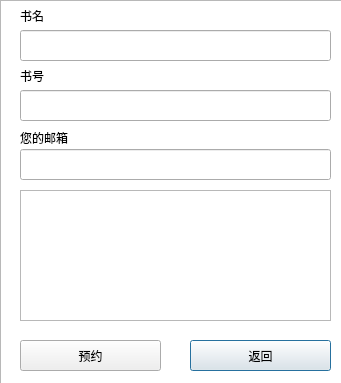
banlanzs/317LibrarySystem, file reservation.ui: the form before one commit.
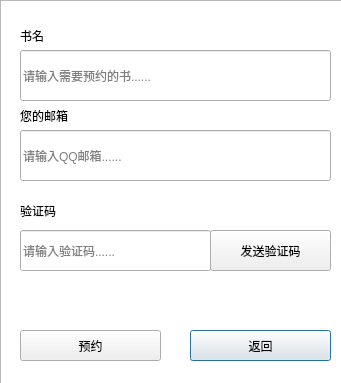
The form after the commit. Icons and pictures are not drawn.

Diff of the .ui file:
```diff
--- a/reservation.ui
+++ b/reservation.ui
@@ -17,27 +17,33 @@
    <property name="geometry">
     <rect>
      <x>20</x>
-     <y>30</y>
+     <y>50</y>
      <width>311</width>
-     <height>31</height>
+     <height>51</height>
     </rect>
    </property>
+   <property name="placeholderText">
+    <string>请输入需要预约的书......</string>
+   </property>
   </widget>
   <widget class="QLineEdit" name="qqmail">
    <property name="geometry">
     <rect>
      <x>20</x>
-     <y>149</y>
+     <y>130</y>
      <width>311</width>
-     <height>31</height>
+     <height>51</height>
     </rect>
    </property>
+   <property name="placeholderText">
+    <string>请输入QQ邮箱......</string>
+   </property>
   </widget>
   <widget class="QPushButton" name="backButton_2">
    <property name="geometry">
     <rect>
      <x>190</x>
-     <y>340</y>
+     <y>330</y>
      <width>141</width>
      <height>31</height>
     </rect>
@@ -46,21 +52,11 @@
     <string>返回</string>
    </property>
   </widget>
-  <widget class="QLineEdit" name="Shuhao">
-   <property name="geometry">
-    <rect>
-     <x>20</x>
-     <y>90</y>
-     <width>311</width>
-     <height>31</height>
-    </rect>
-   </property>
-  </widget>
   <widget class="QPushButton" name="reservationButton">
    <property name="geometry">
     <rect>
      <x>20</x>
-     <y>340</y>
+     <y>330</y>
      <width>141</width>
      <height>31</height>
     </rect>
@@ -73,51 +69,28 @@
    <property name="geometry">
     <rect>
      <x>20</x>
-     <y>10</y>
+     <y>20</y>
      <width>54</width>
-     <height>12</height>
+     <height>31</height>
     </rect>
    </property>
    <property name="text">
     <string>书名</string>
    </property>
   </widget>
-  <widget class="QLabel" name="label_2">
-   <property name="geometry">
-    <rect>
-     <x>20</x>
-     <y>70</y>
-     <width>54</width>
-     <height>12</height>
-    </rect>
-   </property>
-   <property name="text">
-    <string>书号</string>
-   </property>
-  </widget>
   <widget class="QLabel" name="label_3">
    <property name="geometry">
     <rect>
      <x>20</x>
-     <y>130</y>
+     <y>100</y>
      <width>91</width>
-     <height>16</height>
+     <height>31</height>
     </rect>
    </property>
    <property name="text">
     <string>您的邮箱</string>
    </property>
   </widget>
-  <widget class="QListView" name="booklist">
-   <property name="geometry">
-    <rect>
-     <x>20</x>
-     <y>190</y>
-     <width>311</width>
-     <height>131</height>
-    </rect>
-   </property>
-  </widget>
   <widget class="QGraphicsView" name="graphicsView">
    <property name="geometry">
     <rect>
@@ -131,16 +104,55 @@
     <string notr="true">background-image: url(:/new/prefix1/background.png);</string>
    </property>
   </widget>
+  <widget class="QPushButton" name="send">
+   <property name="geometry">
+    <rect>
+     <x>210</x>
+     <y>230</y>
+     <width>121</width>
+     <height>41</height>
+    </rect>
+   </property>
+   <property name="text">
+    <string>发送验证码</string>
+   </property>
+  </widget>
+  <widget class="QLineEdit" name="email">
+   <property name="geometry">
+    <rect>
+     <x>20</x>
+     <y>230</y>
+     <width>191</width>
+     <height>41</height>
+    </rect>
+   </property>
+   <property name="placeholderText">
+    <string>请输入验证码......</string>
+   </property>
+  </widget>
+  <widget class="QLabel" name="label_4">
+   <property name="geometry">
+    <rect>
+     <x>20</x>
+     <y>200</y>
+     <width>91</width>
+     <height>21</height>
+    </rect>
+   </property>
+   <property name="text">
+    <string>验证码</string>
+   </property>
+  </widget>
   <zorder>graphicsView</zorder>
   <zorder>bookname</zorder>
   <zorder>qqmail</zorder>
   <zorder>backButton_2</zorder>
-  <zorder>Shuhao</zorder>
   <zorder>reservationButton</zorder>
   <zorder>label</zorder>
-  <zorder>label_2</zorder>
   <zorder>label_3</zorder>
-  <zorder>booklist</zorder>
+  <zorder>send</zorder>
+  <zorder>email</zorder>
+  <zorder>label_4</zorder>
  </widget>
  <resources/>
  <connections/>
```
